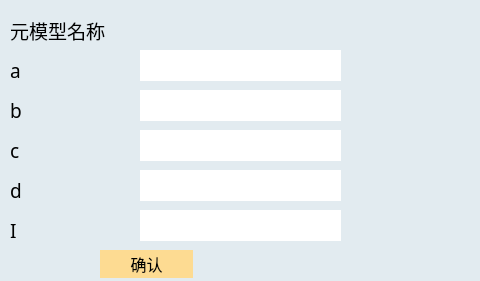
The window that UI/argument.ui (jingxuantju/Neurondatabase) describes before a commit, drawn with Qt 5; both pictures show x 160 to 640 and y 0 to 281 of the 727 by 281 pixel window.
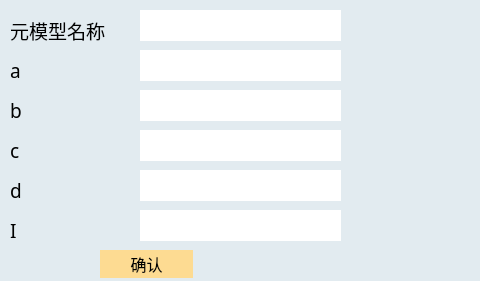
The same window after the commit.

```diff
--- a/UI/argument.ui
+++ b/UI/argument.ui
@@ -203,6 +203,12 @@
      <height>31</height>
     </rect>
    </property>
+   <property name="styleSheet">
+    <string notr="true">QLineEdit {
+            background-color:#FFFFFF;          
+			border-style: solid;
+        }</string>
+   </property>
   </widget>
   <widget class="QLabel" name="label_6">
    <property name="geometry">
```
